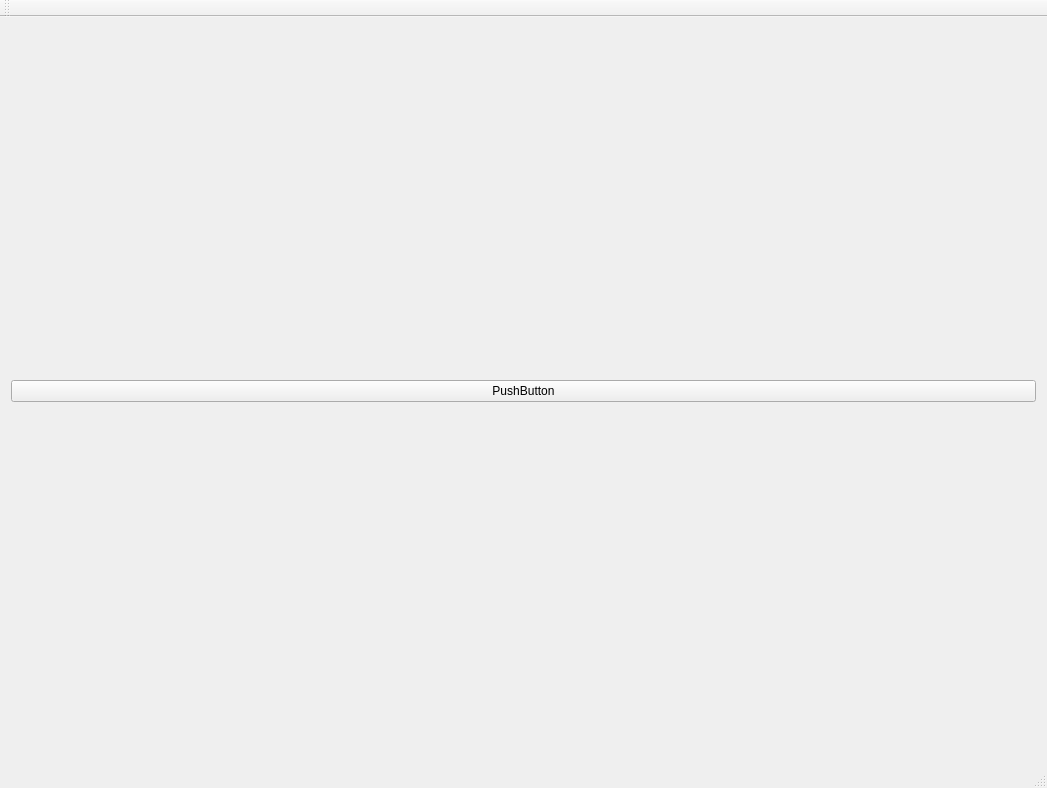
First picture: the form in mainwindow.ui, repository FredrikEik/Physics_Engine, before the edit.
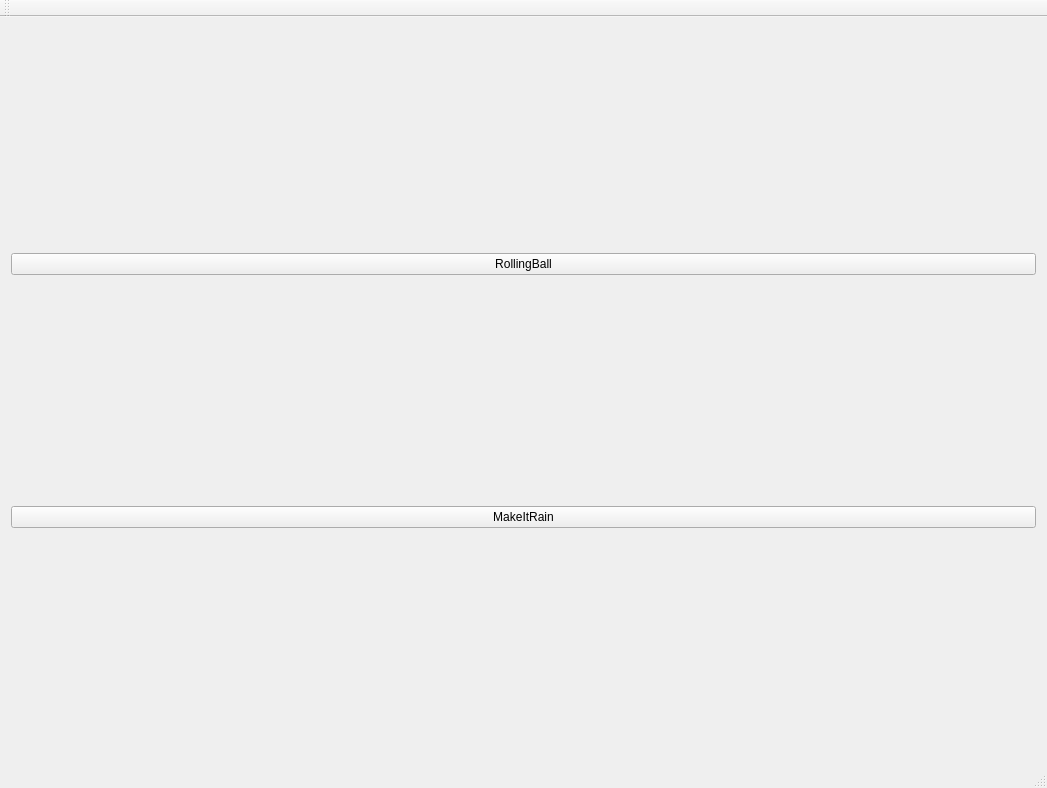
Second picture: the form after the edit.

The edit to the form file:
```diff
--- a/mainwindow.ui
+++ b/mainwindow.ui
@@ -18,7 +18,14 @@
     <item>
      <widget class="QPushButton" name="pushButton">
       <property name="text">
-       <string>PushButton</string>
+       <string>RollingBall</string>
+      </property>
+     </widget>
+    </item>
+    <item>
+     <widget class="QPushButton" name="MakeItRain">
+      <property name="text">
+       <string>MakeItRain</string>
       </property>
      </widget>
     </item>
```
Left out of the diff: 4 changed lines with no effect on the pictures.
